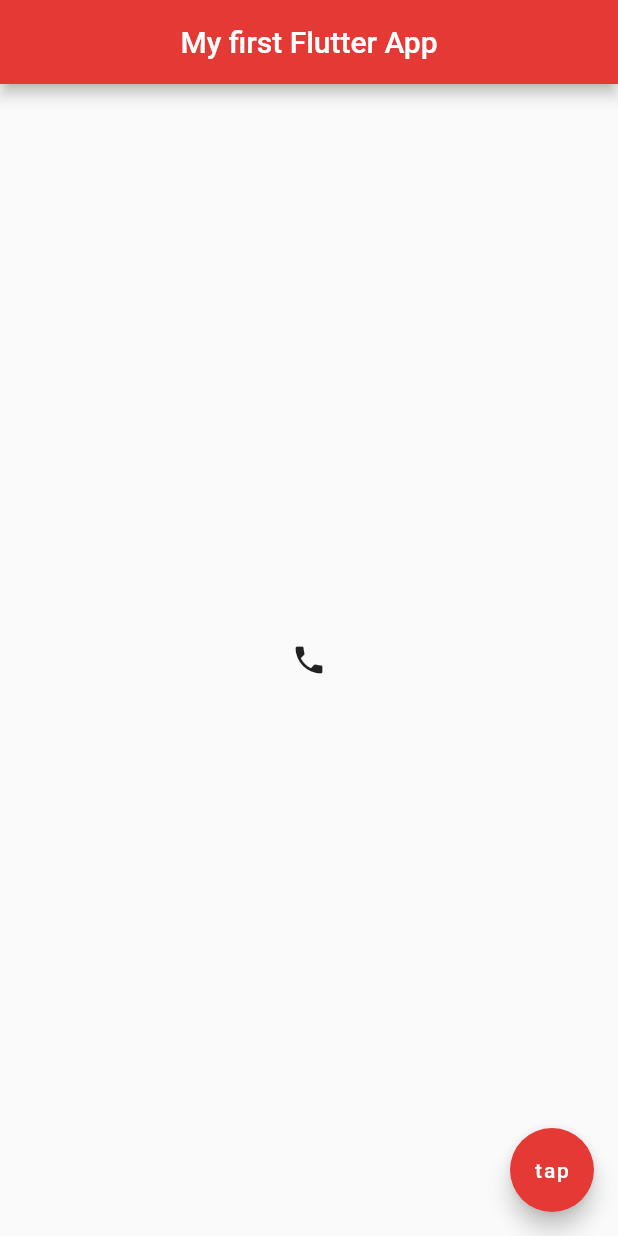
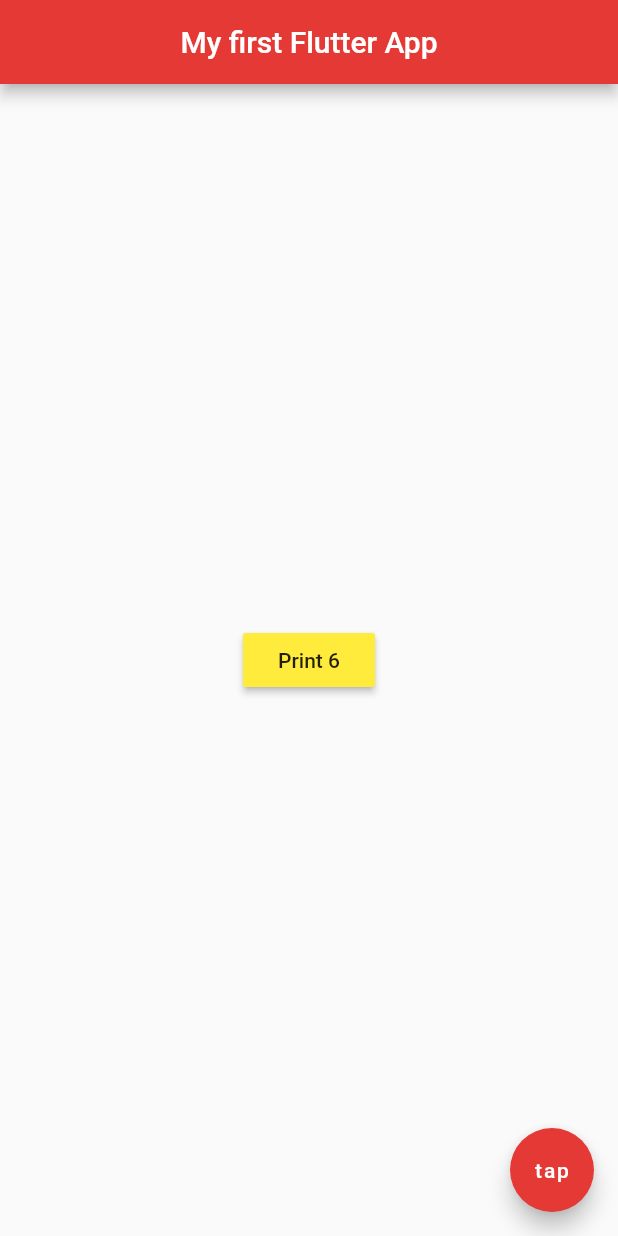
Before and after one commit to kapiljhajhria/test_repo3, a Flutter app: the screen it shows after launch, on a phone screen of 412 x 824 dp. Run offline on Flutter 3.47's test engine with Material 2 defaults, Android fonts, the phone set to English and light mode, and no system bars.

Commit message:
Raised Button
using raised button that prints 6 to console on clicking it

```diff
--- a/lib/main.dart
+++ b/lib/main.dart
@@ -16,7 +16,13 @@ class Home extends StatelessWidget {
         backgroundColor: Colors.red[600],
       ),
       body: Center(
-        child: Icon(Icons.phone),
+        child: RaisedButton(
+          onPressed: () {
+            print(6);
+          },
+          color: Colors.yellow,
+          child: Text('Print 6'),
+        ),
       ),
       floatingActionButton: FloatingActionButton(
         onPressed: () {},
```
